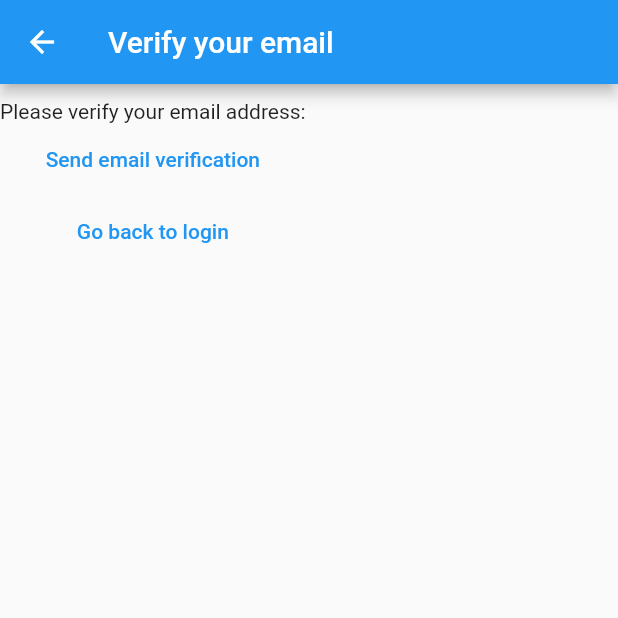
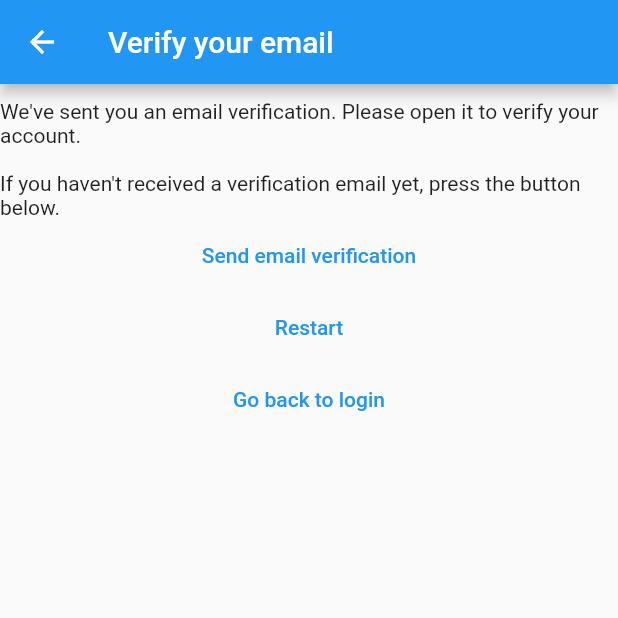
Before and after one commit to blandygbc/mynotes, a Flutter app: the VerifyEmailView screen opened by its route, on a phone screen of 412 x 824 dp, the top half of it. Run offline on Flutter 3.47's test engine with Material 2 defaults, Android fonts, the phone set to English and light mode, and no system bars; our stand-ins replace firebase_auth, firebase_core; accounts and stored records are empty; generated files the repository leaves out were written again; network calls fail.

Commit message:
Finished Chapter 22

```diff
--- a/lib/constants/app_constants.dart
+++ b/lib/constants/app_constants.dart
@@ -1,3 +1,6 @@
 // Firebase error codes
 const String fireErrCodeUserNotFound = 'user-not-found';
 const String fireErrCodeWrongPass = 'wrong-password';
+const String fireErrCodeWeakPass = 'weak-password';
+const String fireErrCodeEmailInUse = 'email-already-in-use';
+const String fireErrCodeInvalidEmail = 'invalid-email';
--- a/lib/view/login_view.dart
+++ b/lib/view/login_view.dart
@@ -61,6 +61,7 @@ class _LoginViewState extends State<LoginView> {
             ),
           ),
           TextButton(
+            child: const Text('Login'),
             onPressed: () async {
               final email = _email.text;
               final password = _password.text;
@@ -108,16 +109,15 @@ class _LoginViewState extends State<LoginView> {
                 );
               }
             },
-            child: const Text('Login'),
           ),
           TextButton(
+            child: const Text('Not registered yet? Register here!'),
             onPressed: () {
               navigator.pushAndRemoveUntil(
                 MaterialPageRoute(builder: routes[RegisterView.routeName]!),
                 (route) => false,
               );
             },
-            child: const Text('Not registered yet? Register here!'),
           )
         ],
       ),
--- a/lib/view/verify_email_view.dart
+++ b/lib/view/verify_email_view.dart
@@ -2,9 +2,10 @@ import 'package:firebase_auth/firebase_auth.dart';
 import 'package:flutter/material.dart';
 import 'package:mynotes/config/routes.dart';
 import 'package:mynotes/view/login_view.dart';
+import 'package:mynotes/view/register_view.dart';
 
 class VerifyEmailView extends StatefulWidget {
-  static String routeName = '/register';
+  static String routeName = '/email-verify';
 
   const VerifyEmailView({Key? key}) : super(key: key);
 
@@ -15,6 +16,7 @@ class VerifyEmailView extends StatefulWidget {
 class _VerifyEmailViewState extends State<VerifyEmailView> {
   @override
   Widget build(BuildContext context) {
+    NavigatorState navigator = Navigator.of(context);
     return Scaffold(
       appBar: AppBar(
         title: const Text('Verify your email'),
@@ -23,22 +25,34 @@ class _VerifyEmailViewState extends State<VerifyEmailView> {
         const SizedBox(
           height: 10,
         ),
-        const Text('Please verify your email address:'),
+        const Text(
+            '''We've sent you an email verification. Please open it to verify your account.
+            \nIf you haven't received a verification email yet, press the button below.'''),
         TextButton(
+          child: const Text('Send email verification'),
           onPressed: () async {
             final user = FirebaseAuth.instance.currentUser;
             await user?.sendEmailVerification();
           },
-          child: const Text('Send email verification'),
         ),
         TextButton(
+          child: const Text('Restart'),
+          onPressed: () async {
+            await FirebaseAuth.instance.signOut();
+            navigator.pushAndRemoveUntil(
+              MaterialPageRoute(builder: routes[RegisterView.routeName]!),
+              (route) => false,
+            );
+          },
+        ),
+        TextButton(
+          child: const Text('Go back to login'),
           onPressed: () {
-            Navigator.of(context).pushAndRemoveUntil(
+            navigator.pushAndRemoveUntil(
               MaterialPageRoute(builder: routes[LoginView.routeName]!),
               (route) => false,
             );
           },
-          child: const Text('Go back to login'),
         ),
       ]),
     );
```
Also changed, not shown: lib/view/register_view.dart (+33 -7 lines).
